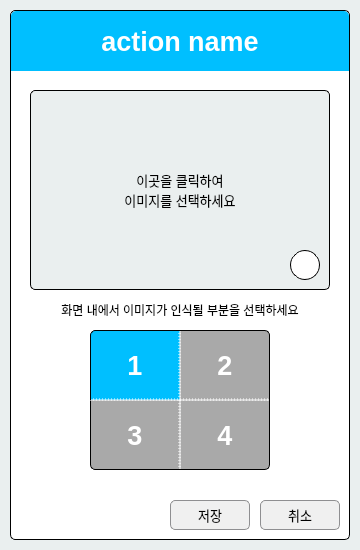
Old version of the form deeporder/ui/ImageWindow.ui in the repository lshlabs/myGit.
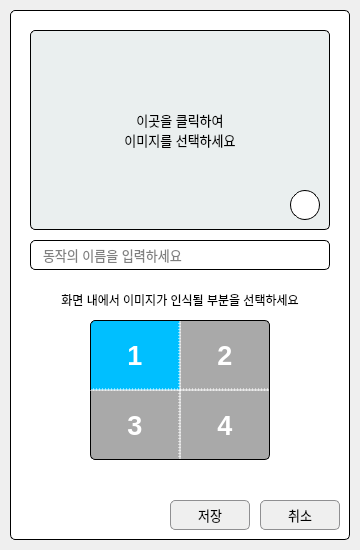
New version of the form. Icons and pictures are not drawn.

The edit to the form file:
```diff
--- a/deeporder/ui/ImageWindow.ui
+++ b/deeporder/ui/ImageWindow.ui
@@ -12,15 +12,16 @@
   </property>
   <property name="font">
    <font>
-    <family>Nanum Gothic</family>
+    <family>Arial</family>
    </font>
   </property>
   <property name="windowTitle">
    <string>이미지 첨부</string>
   </property>
   <property name="styleSheet">
-   <string notr="true">background-color: #EAEFEF;
-</string>
+   <string notr="true">QDialog{
+	background-color: #EFEFEF;
+}</string>
   </property>
   <property name="sizeGripEnabled">
    <bool>false</bool>
@@ -85,7 +86,7 @@
     border-radius: 5px;
 	color:black;
     border: 1px solid #8f8f91;
-    background-color: #f0f0f0;
+    background-color: #EFEFEF;
     padding: 2px 4px;
 }</string>
     </property>
@@ -136,7 +137,7 @@
     border-radius: 5px;
 	color:black;
     border: 1px solid #8f8f91;
-    background-color: #f0f0f0;
+    background-color: #EFEFEF;
     padding: 2px 4px;
 }</string>
     </property>
@@ -160,7 +161,7 @@
     <property name="geometry">
      <rect>
       <x>20</x>
-      <y>290</y>
+      <y>280</y>
       <width>300</width>
       <height>20</height>
      </rect>
@@ -182,58 +183,11 @@
      <set>Qt::AlignmentFlag::AlignCenter</set>
     </property>
    </widget>
-   <widget class="QLabel" name="label_title">
-    <property name="geometry">
-     <rect>
-      <x>1</x>
-      <y>1</y>
-      <width>338</width>
-      <height>60</height>
-     </rect>
-    </property>
-    <property name="sizePolicy">
-     <sizepolicy hsizetype="Preferred" vsizetype="Preferred">
-      <horstretch>128</horstretch>
-      <verstretch>60</verstretch>
-     </sizepolicy>
-    </property>
-    <property name="baseSize">
-     <size>
-      <width>0</width>
-      <height>0</height>
-     </size>
-    </property>
-    <property name="font">
-     <font>
-      <family>Arial</family>
-      <pointsize>20</pointsize>
-      <bold>true</bold>
-     </font>
-    </property>
-    <property name="styleSheet">
-     <string notr="true">background-color: deepskyblue;
-color: white;
-border: none;
-border-top-left-radius :5px;
-border-top-right-radius : 5px;
-border-bottom-left-radius : 0px;
-border-bottom-right-radius : 0px;</string>
-    </property>
-    <property name="lineWidth">
-     <number>0</number>
-    </property>
-    <property name="text">
-     <string>action name</string>
-    </property>
-    <property name="alignment">
-     <set>Qt::AlignmentFlag::AlignCenter</set>
-    </property>
-   </widget>
    <widget class="QLabel" name="label_preview">
     <property name="geometry">
      <rect>
       <x>20</x>
-      <y>80</y>
+      <y>20</y>
       <width>300</width>
       <height>200</height>
      </rect>
@@ -252,9 +206,11 @@
      </font>
     </property>
     <property name="styleSheet">
-     <string notr="true">color: rgb(0 ,0, 0);
-background-color: #EAEFEF;
-border: 1px solid black;</string>
+     <string notr="true">QLabel {
+	color: black;
+	background-color: #EAEFEF;
+	border: 1px solid black;
+}</string>
     </property>
     <property name="text">
      <string>이곳을 클릭하여
@@ -264,11 +220,11 @@
      <set>Qt::AlignmentFlag::AlignCenter</set>
     </property>
    </widget>
-   <widget class="QPushButton" name="reset_button">
+   <widget class="QPushButton" name="button_reset">
     <property name="geometry">
      <rect>
       <x>280</x>
-      <y>240</y>
+      <y>180</y>
       <width>30</width>
       <height>30</height>
      </rect>
@@ -293,6 +249,7 @@
     </property>
     <property name="styleSheet">
      <string notr="true">background: white;
+color:black;
 border: 1px solid black;
 border-radius: 15px;</string>
     </property>
@@ -307,7 +264,7 @@
     <property name="geometry">
      <rect>
       <x>170</x>
-      <y>320</y>
+      <y>310</y>
       <width>90</width>
       <height>70</height>
      </rect>
@@ -359,7 +316,7 @@
     <property name="geometry">
      <rect>
       <x>80</x>
-      <y>320</y>
+      <y>310</y>
       <width>90</width>
       <height>70</height>
      </rect>
@@ -411,7 +368,7 @@
     <property name="geometry">
      <rect>
       <x>80</x>
-      <y>390</y>
+      <y>380</y>
       <width>90</width>
       <height>70</height>
      </rect>
@@ -463,7 +420,7 @@
     <property name="geometry">
      <rect>
       <x>170</x>
-      <y>390</y>
+      <y>380</y>
       <width>90</width>
       <height>70</height>
      </rect>
@@ -511,6 +468,39 @@
      <set>Qt::AlignmentFlag::AlignCenter</set>
     </property>
    </widget>
+   <widget class="QLineEdit" name="lineEdit">
+    <property name="geometry">
+     <rect>
+      <x>20</x>
+      <y>230</y>
+      <width>300</width>
+      <height>30</height>
+     </rect>
+    </property>
+    <property name="font">
+     <font>
+      <family>Arial</family>
+      <pointsize>10</pointsize>
+     </font>
+    </property>
+    <property name="styleSheet">
+     <string notr="true">color:black;
+border-radius: 5px; 
+padding-left:10px</string>
+    </property>
+    <property name="inputMask">
+     <string/>
+    </property>
+    <property name="text">
+     <string/>
+    </property>
+    <property name="maxLength">
+     <number>32767</number>
+    </property>
+    <property name="placeholderText">
+     <string>동작의 이름을 입력하세요</string>
+    </property>
+   </widget>
   </widget>
  </widget>
  <resources/>
```
